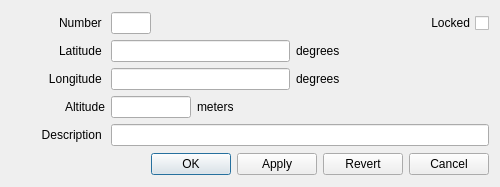
This is ground/src/plugins/opmap/opmap_edit_waypoint_dialog.ui in openpilot/OpenPilot as Qt 5 draws it before an edit. The edited form follows.
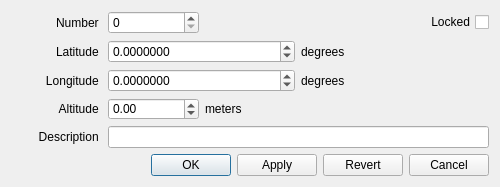
This is the edited form. Icons and pictures are not drawn.

Commit message: 'Edit waypoint' dialog now fully operational on the OPMap plug-in right-click menu.

```diff
--- a/ground/src/plugins/opmap/opmap_edit_waypoint_dialog.ui
+++ b/ground/src/plugins/opmap/opmap_edit_waypoint_dialog.ui
@@ -60,28 +60,6 @@
        </property>
       </widget>
      </item>
-     <item row="0" column="2">
-      <widget class="QLineEdit" name="lineEditNumber">
-       <property name="sizePolicy">
-        <sizepolicy hsizetype="Fixed" vsizetype="Fixed">
-         <horstretch>0</horstretch>
-         <verstretch>0</verstretch>
-        </sizepolicy>
-       </property>
-       <property name="minimumSize">
-        <size>
-         <width>40</width>
-         <height>0</height>
-        </size>
-       </property>
-       <property name="maximumSize">
-        <size>
-         <width>40</width>
-         <height>16777215</height>
-        </size>
-       </property>
-      </widget>
-     </item>
      <item row="1" column="0">
       <widget class="QLabel" name="label">
        <property name="sizePolicy">
@@ -98,28 +76,6 @@
        </property>
       </widget>
      </item>
-     <item row="1" column="2" colspan="2">
-      <widget class="QLineEdit" name="lineEditLatitude">
-       <property name="sizePolicy">
-        <sizepolicy hsizetype="Preferred" vsizetype="Fixed">
-         <horstretch>0</horstretch>
-         <verstretch>0</verstretch>
-        </sizepolicy>
-       </property>
-       <property name="minimumSize">
-        <size>
-         <width>0</width>
-         <height>0</height>
-        </size>
-       </property>
-       <property name="maximumSize">
-        <size>
-         <width>16777215</width>
-         <height>16777215</height>
-        </size>
-       </property>
-      </widget>
-     </item>
      <item row="1" column="4">
       <widget class="QLabel" name="label_4">
        <property name="text">
@@ -143,28 +99,6 @@
        </property>
       </widget>
      </item>
-     <item row="2" column="2" colspan="2">
-      <widget class="QLineEdit" name="lineEditLongitude">
-       <property name="sizePolicy">
-        <sizepolicy hsizetype="Preferred" vsizetype="Fixed">
-         <horstretch>0</horstretch>
-         <verstretch>0</verstretch>
-        </sizepolicy>
-       </property>
-       <property name="minimumSize">
-        <size>
-         <width>0</width>
-         <height>0</height>
-        </size>
-       </property>
-       <property name="maximumSize">
-        <size>
-         <width>16777215</width>
-         <height>16777215</height>
-        </size>
-       </property>
-      </widget>
-     </item>
      <item row="2" column="4">
       <widget class="QLabel" name="label_5">
        <property name="text">
@@ -181,35 +115,13 @@
         </sizepolicy>
        </property>
        <property name="text">
-        <string>Altitude</string>
+        <string>Altitude </string>
        </property>
        <property name="alignment">
         <set>Qt::AlignRight|Qt::AlignTrailing|Qt::AlignVCenter</set>
        </property>
       </widget>
      </item>
-     <item row="3" column="2">
-      <widget class="QLineEdit" name="lineEditAltitude">
-       <property name="sizePolicy">
-        <sizepolicy hsizetype="Fixed" vsizetype="Fixed">
-         <horstretch>0</horstretch>
-         <verstretch>0</verstretch>
-        </sizepolicy>
-       </property>
-       <property name="minimumSize">
-        <size>
-         <width>80</width>
-         <height>0</height>
-        </size>
-       </property>
-       <property name="maximumSize">
-        <size>
-         <width>80</width>
-         <height>16777215</height>
-        </size>
-       </property>
-      </widget>
-     </item>
      <item row="3" column="3">
       <widget class="QLabel" name="label_6">
        <property name="text">
@@ -246,6 +158,55 @@
        </property>
       </widget>
      </item>
+     <item row="0" column="2">
+      <widget class="QSpinBox" name="spinBoxNumber">
+       <property name="maximum">
+        <number>200</number>
+       </property>
+      </widget>
+     </item>
+     <item row="1" column="2" colspan="2">
+      <widget class="QDoubleSpinBox" name="doubleSpinBoxLatitude">
+       <property name="sizePolicy">
+        <sizepolicy hsizetype="Preferred" vsizetype="Fixed">
+         <horstretch>0</horstretch>
+         <verstretch>0</verstretch>
+        </sizepolicy>
+       </property>
+       <property name="decimals">
+        <number>7</number>
+       </property>
+       <property name="minimum">
+        <double>-90.000000000000000</double>
+       </property>
+       <property name="maximum">
+        <double>90.000000000000000</double>
+       </property>
+      </widget>
+     </item>
+     <item row="2" column="2" colspan="2">
+      <widget class="QDoubleSpinBox" name="doubleSpinBoxLongitude">
+       <property name="decimals">
+        <number>7</number>
+       </property>
+       <property name="minimum">
+        <double>-180.000000000000000</double>
+       </property>
+       <property name="maximum">
+        <double>180.000000000000000</double>
+       </property>
+      </widget>
+     </item>
+     <item row="3" column="2">
+      <widget class="QDoubleSpinBox" name="doubleSpinBoxAltitude">
+       <property name="minimum">
+        <double>-5000.000000000000000</double>
+       </property>
+       <property name="maximum">
+        <double>5000.000000000000000</double>
+       </property>
+      </widget>
+     </item>
     </layout>
    </item>
    <item>
```
Left out of the diff: 4 changed lines with no effect on the pictures. The commit also changes 4 other files.
